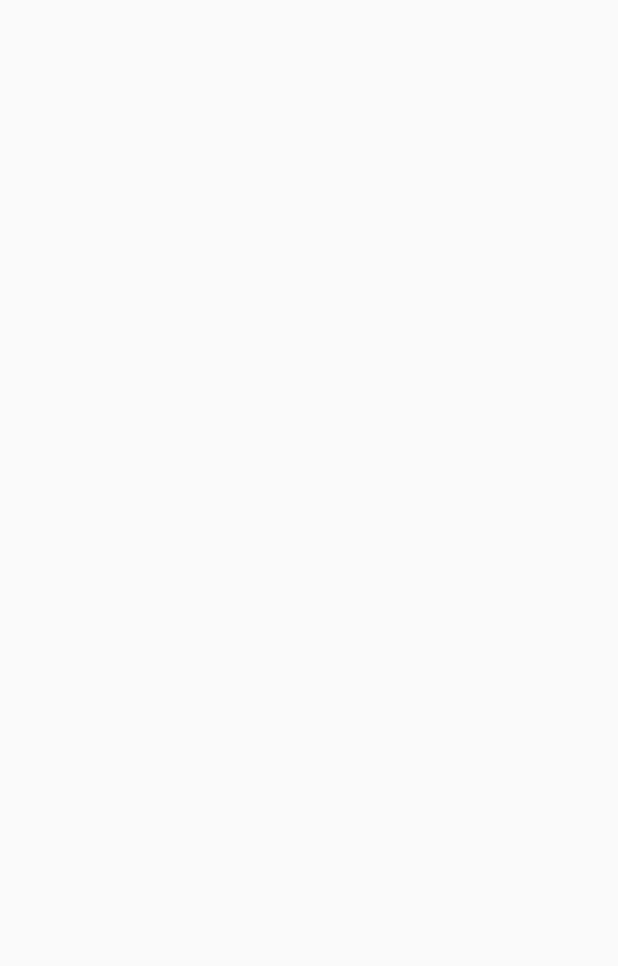
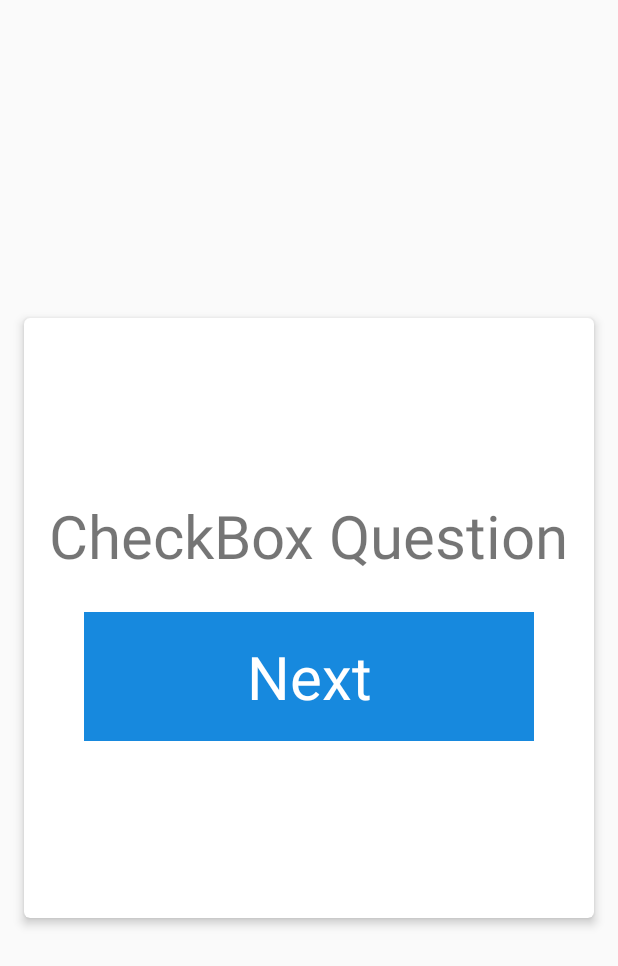
Before and after one commit to davictor24/BasicMusicQuiz, an Android app: the QuestionFragment screen opened directly, with no data from a screen before it, on a phone screen of 412 x 824 dp. Before the commit the part shown is empty. Shown: the top 966 px of the screen. Run offline under Robolectric (Android 15) with nearby library versions, the phone set to English and light mode, and no system bars.

Commit message:
Fragment navigation

```diff
--- a/app/build.gradle
+++ b/app/build.gradle
@@ -30,6 +30,7 @@ dependencies {
     testImplementation 'junit:junit:4.12'
     androidTestImplementation 'androidx.test.ext:junit:1.1.1'
     androidTestImplementation 'androidx.test.espresso:espresso-core:3.2.0'
-    implementation "android.arch.lifecycle:extensions:1.1.1"
-    implementation "android.arch.lifecycle:viewmodel:1.1.1"
+    implementation 'android.arch.lifecycle:extensions:1.1.1'
+    implementation 'android.arch.lifecycle:viewmodel:1.1.1'
+    implementation 'androidx.cardview:cardview:1.0.0'
 }
--- a/app/src/main/java/com/electroninc/basicmusicquiz/QuizViewModel.java
+++ b/app/src/main/java/com/electroninc/basicmusicquiz/QuizViewModel.java
@@ -10,6 +10,5 @@ import androidx.lifecycle.ViewModel;
 public class QuizViewModel extends ViewModel {
     public boolean questionsSet = false;
     public List<Question> questions = new ArrayList<>();
-    public int currentQuestion = 0;
     public int totalQuestions = 0;
 }
--- a/app/src/main/java/com/electroninc/basicmusicquiz/activities/QuizActivity.java
+++ b/app/src/main/java/com/electroninc/basicmusicquiz/activities/QuizActivity.java
@@ -54,7 +54,6 @@ public class QuizActivity extends AppCompatActivity implements LoaderManager.Loa
         questionsViewPager.setVisibility(View.VISIBLE);
         viewModel.questionsSet = true;
         viewModel.questions = data;
-        viewModel.currentQuestion = 1;
         viewModel.totalQuestions = data.size();
 
         List<QuestionFragment> questionFragments = new ArrayList<>();
--- a/app/src/main/java/com/electroninc/basicmusicquiz/question/QuestionFragment.java
+++ b/app/src/main/java/com/electroninc/basicmusicquiz/question/QuestionFragment.java
@@ -4,6 +4,8 @@ import android.os.Bundle;
 import android.view.LayoutInflater;
 import android.view.View;
 import android.view.ViewGroup;
+import android.widget.Button;
+import android.widget.Toast;
 
 import com.electroninc.basicmusicquiz.QuizViewModel;
 import com.electroninc.basicmusicquiz.R;
@@ -12,6 +14,7 @@ import com.electroninc.basicmusicquiz.question.models.Question;
 import androidx.annotation.Nullable;
 import androidx.fragment.app.Fragment;
 import androidx.lifecycle.ViewModelProviders;
+import androidx.viewpager.widget.ViewPager;
 
 public class QuestionFragment extends Fragment {
 
@@ -50,8 +53,25 @@ public class QuestionFragment extends Fragment {
 
     @Override
     public void onViewCreated(View view, @Nullable Bundle savedInstanceState) {
+        final int questionIndex = getQuestionIndex();
+        final QuizViewModel viewModel = getViewModel();
         Question question = getQuestion();
+
         // TODO: Populate view and set event listeners
+
+        Button button = view.findViewById(R.id.next_btn);
+        button.setOnClickListener(new View.OnClickListener() {
+            @Override
+            public void onClick(View view) {
+                if (questionIndex >= viewModel.totalQuestions - 1)
+                    Toast.makeText(getContext(), "You have reached the end of the quiz!", Toast.LENGTH_LONG).show();
+                else ((ViewPager) getActivity().findViewById(R.id.questions_view_pager)).setCurrentItem(questionIndex + 1);
+            }
+        });
+    }
+
+    private int getQuestionIndex() {
+        return getArguments().getInt(QUESTION_INDEX);
     }
 
     private QuizViewModel getViewModel() {
@@ -59,7 +79,7 @@ public class QuestionFragment extends Fragment {
     }
 
     private Question getQuestion() {
-        int questionIndex = getArguments().getInt(QUESTION_INDEX);
+        int questionIndex = getQuestionIndex();
         return getViewModel().questions.get(questionIndex);
     }
 }
--- a/app/src/main/res/layout/activity_main.xml
+++ b/app/src/main/res/layout/activity_main.xml
@@ -16,14 +16,10 @@
         android:id="@+id/start_quiz"
         android:layout_width="300dp"
         android:layout_height="wrap_content"
-        android:background="@color/colorAccent"
-        android:foreground="?android:selectableItemBackground"
         android:gravity="center"
         android:padding="16dp"
         android:text="@string/start_quiz"
-        android:textAppearance="?android:textAppearanceLarge"
         android:textSize="40sp"
-        android:textColor="@android:color/white"
         tools:ignore="UnusedAttribute"
         android:layout_centerInParent="true" />
 
--- a/app/src/main/res/layout/question_checkbox.xml
+++ b/app/src/main/res/layout/question_checkbox.xml
@@ -1,6 +1,47 @@
 <?xml version="1.0" encoding="utf-8"?>
-<LinearLayout xmlns:android="http://schemas.android.com/apk/res/android"
-    android:orientation="vertical" android:layout_width="match_parent"
+<ScrollView xmlns:android="http://schemas.android.com/apk/res/android"
+    xmlns:card_view="http://schemas.android.com/apk/res-auto"
+    xmlns:tools="http://schemas.android.com/tools"
+    android:layout_width="match_parent"
     android:layout_height="match_parent">
 
-</LinearLayout>
+    <androidx.cardview.widget.CardView
+        android:layout_width="match_parent"
+        android:layout_height="wrap_content"
+        android:layout_gravity="center"
+        android:layout_margin="16dp"
+        android:minHeight="400dp"
+        card_view:cardCornerRadius="4dp"
+        card_view:cardElevation="4dp"
+        card_view:contentPadding="8dp">
+
+        <LinearLayout
+            android:layout_width="match_parent"
+            android:layout_height="wrap_content"
+            android:layout_gravity="center"
+            android:orientation="vertical">
+
+            <TextView
+                android:layout_width="wrap_content"
+                android:layout_height="wrap_content"
+                android:layout_gravity="center_horizontal"
+                android:text="CheckBox Question"
+                android:textSize="40sp" />
+
+            <Button
+                android:id="@+id/next_btn"
+                android:layout_width="300dp"
+                android:layout_height="wrap_content"
+                android:layout_gravity="center_horizontal"
+                android:layout_marginTop="24dp"
+                android:gravity="center"
+                android:padding="16dp"
+                android:text="Next"
+                android:textSize="40sp"
+                tools:ignore="UnusedAttribute" />
+
+        </LinearLayout>
+
+    </androidx.cardview.widget.CardView>
+
+</ScrollView>
--- a/app/src/main/res/values/styles.xml
+++ b/app/src/main/res/values/styles.xml
@@ -6,6 +6,14 @@
         <item name="colorPrimary">@color/colorPrimary</item>
         <item name="colorPrimaryDark">@color/colorPrimaryDark</item>
         <item name="colorAccent">@color/colorAccent</item>
+        <item name="android:buttonStyle">@style/ButtonStyle</item>
+    </style>
+
+    <style name="ButtonStyle" parent="android:style/Widget.Button">
+        <item name="android:background">@color/colorAccent</item>
+        <item name="android:textColor">@android:color/white</item>
+        <item name="android:textAppearance">?android:textAppearanceLarge</item>
+        <item name="android:foreground">?android:selectableItemBackground</item>
     </style>
 
 </resources>
```
Also changed, not shown: app/src/main/res/layout/question_radio.xml (+44 -3 lines), app/src/main/res/layout/question_text.xml (+44 -3 lines).
